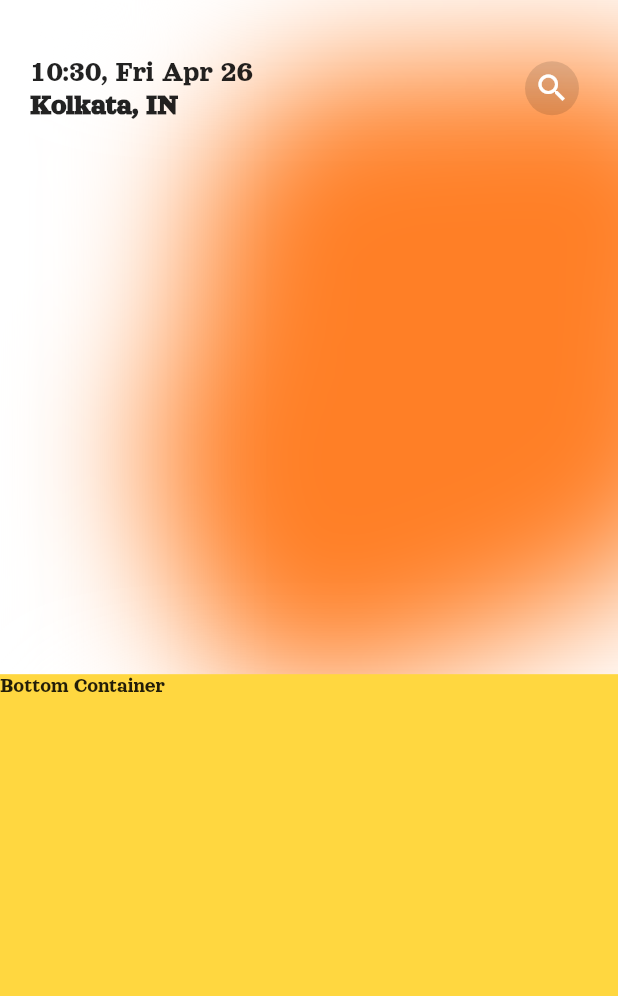
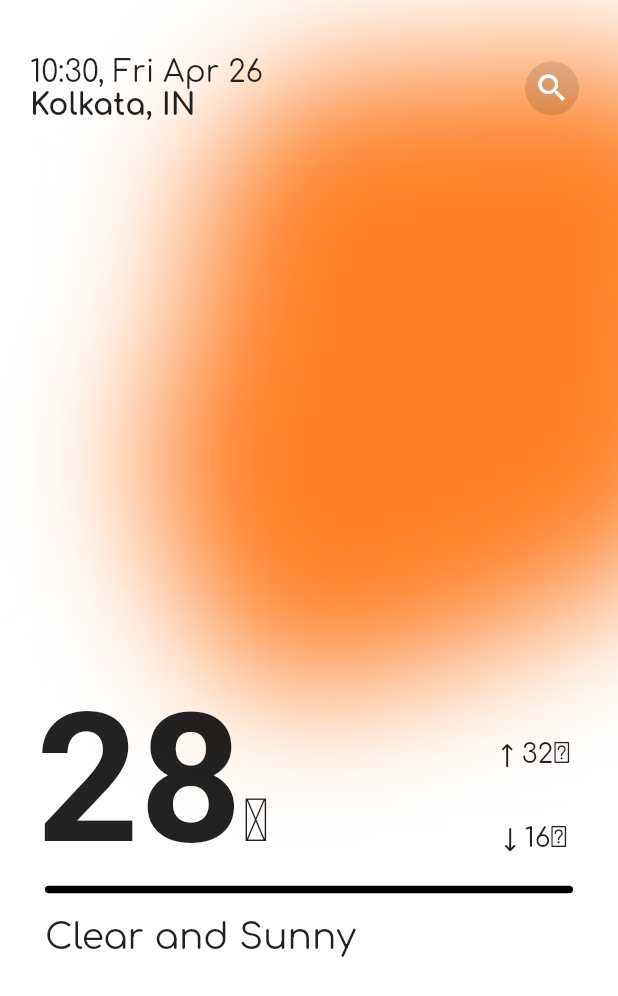
Before and after one commit to xybercommander/new_flutter_weather, a Flutter app: the screen it shows after launch, on a phone screen of 412 x 824 dp. Shown: the top 996 px of the screen. Run offline on Flutter 3.47's test engine with Material 2 defaults, Android fonts, the phone set to English and light mode, and no system bars.

Commit message:
building the bottom container

```diff
--- a/lib/homepage.dart
+++ b/lib/homepage.dart
@@ -101,8 +101,62 @@ class _HomePageState extends State<HomePage> {
                 Container(
                   width: MediaQuery.of(context).size.width,
                   height: MediaQuery.of(context).size.width / 1.1,
-                  color: Colors.amberAccent,
-                  child: Text('Bottom Container'),
+                  child: Column(
+                    crossAxisAlignment: CrossAxisAlignment.start,
+                    children: [
+                      /*1*/
+                      Padding(
+                        padding: const EdgeInsets.only(left: 8, right: 32),
+                        child: Row(
+                          crossAxisAlignment: CrossAxisAlignment.end,
+                          children: [
+                            Padding(
+                              padding: const EdgeInsets.only(left: 16),
+                              child: Text.rich(
+                                TextSpan(
+                                  text: '28',
+                                  style: TextStyle(fontSize: 120, fontWeight: FontWeight.bold),
+                                  children: <InlineSpan>[
+                                    TextSpan(
+                                      text: '℃',
+                                      style: TextStyle(fontSize: 40, fontWeight: FontWeight.w100),
+                                    )
+                                  ]
+                                )
+                              ),
+                            ),
+                            Spacer(),
+                            Container(
+                              height: 120,
+                              padding: EdgeInsets.symmetric(vertical: 22),
+                              child: Column(
+                                mainAxisAlignment: MainAxisAlignment.spaceBetween,
+                                children: [
+                                  Text('↑ 32℃', style: TextStyle(fontSize: 18),),
+                                  Text('↓ 16℃', style: TextStyle(fontSize: 18),),
+                                ],
+                              ),
+                            )
+                          ],
+                        ),
+                      ),
+                      /*2*/
+                      Container(
+                        margin: EdgeInsets.symmetric(horizontal: 30),
+                        height: 5,
+                        width: MediaQuery.of(context).size.width,
+                        decoration: BoxDecoration(
+                          color: Colors.black,
+                          borderRadius: BorderRadius.circular(16)
+                        ),
+                      ),
+                      /*3*/
+                      Container(
+                        padding: EdgeInsets.symmetric(horizontal: 30, vertical: 16),
+                        child: Text('Clear and Sunny', style: TextStyle(fontSize: 24),),
+                      )
+                    ],
+                  ),
                 )
               ],
             ),
--- a/lib/main.dart
+++ b/lib/main.dart
@@ -13,7 +13,7 @@ class MyApp extends StatelessWidget {
       title: 'Flutter Demo',
       theme: ThemeData(
         primarySwatch: Colors.blue,
-        fontFamily: 'Orelega'
+        fontFamily: 'Comfortaa'
       ),
       home: HomePage(),
     );
--- a/pubspec.yaml
+++ b/pubspec.yaml
@@ -61,9 +61,9 @@ flutter:
   # list giving the asset and other descriptors for the font. For
   # example:
   fonts:
-    - family: Orelega
+    - family: Comfortaa
       fonts:
-        - asset: assets/fonts/OrelegaOne-Regular.ttf
+        - asset: assets/fonts/Comfortaa-VariableFont_wght.ttf
   #       - asset: fonts/Schyler-Italic.ttf
   #         style: italic
   #   - family: Trajan Pro
```
Also changed, not shown: assets/fonts/Comfortaa-VariableFont_wght.ttf (added), assets/fonts/OrelegaOne-Regular.ttf (deleted).
